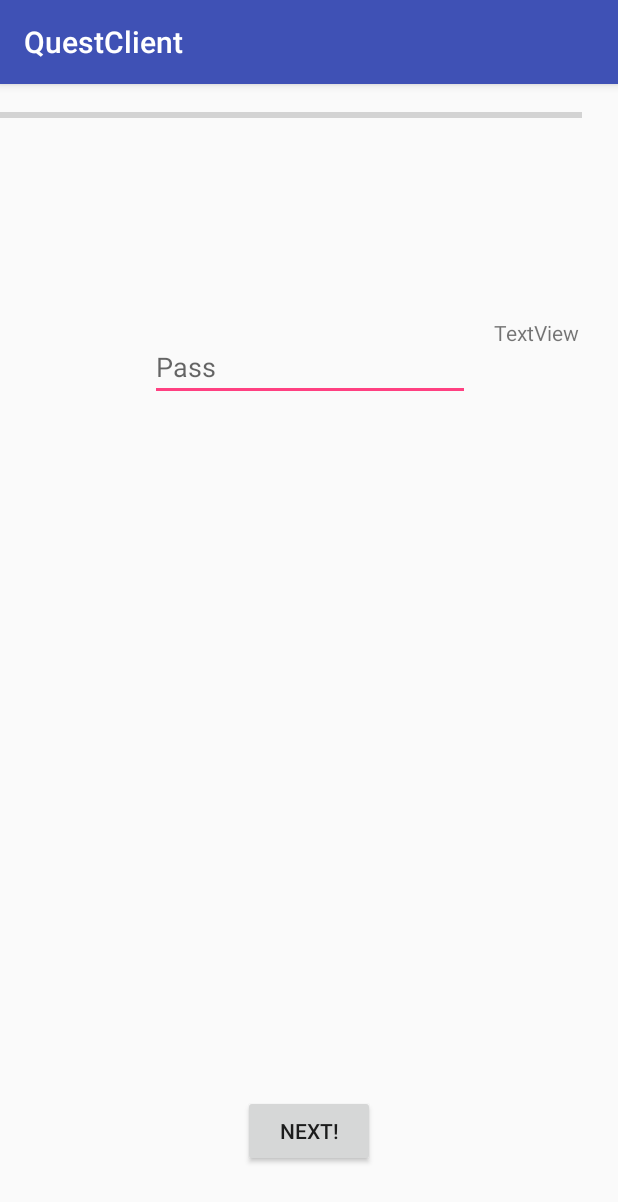
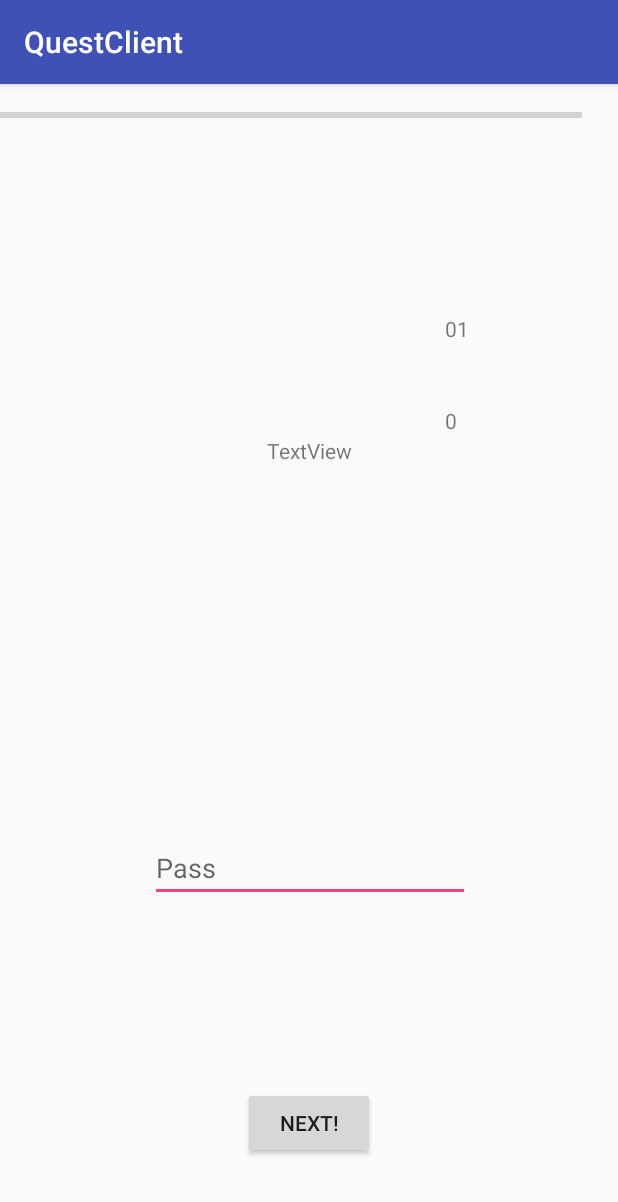
Before and after one commit to DanielUrsachi/QuestServer, an Android app: the ParticipantActivity screen opened directly, with no data from a screen before it, on a phone screen of 412 x 824 dp. Shown: the top 1202 px of the screen. Run offline under Robolectric (Android 15) with nearby library versions, the phone set to English and light mode, and no system bars; 1 statement that could not run was skipped.

Commit message:
Participant Done

```diff
--- a/Android/app/src/main/java/com/example/dan/questclient/Event.java
+++ b/Android/app/src/main/java/com/example/dan/questclient/Event.java
@@ -91,7 +91,6 @@ public class Event implements Serializable {
         return this.name;
     }
     public int getEtapa(){
-
         return this.etapa;
     }
     public int getNr(){
--- a/Android/app/src/main/java/com/example/dan/questclient/ParticipantActivity.java
+++ b/Android/app/src/main/java/com/example/dan/questclient/ParticipantActivity.java
@@ -5,6 +5,8 @@ import android.os.CountDownTimer;
 import android.support.v7.app.AppCompatActivity;
 import android.os.Bundle;
 import android.util.Log;
+import android.view.View;
+import android.widget.Button;
 import android.widget.EditText;
 
 import android.widget.ProgressBar;
@@ -17,13 +19,18 @@ import java.util.Timer;
 import java.util.Vector;
 import java.util.concurrent.ExecutionException;
 
+import static android.R.id.progress;
+
 public class ParticipantActivity extends AppCompatActivity {
     Intent intent;
     TextView clientHint;
     TextView clientNume;
-    TextView clientTimp;
+    TextView clientTime;
     TextView clientEtapa;
     EditText clientPass;
+    TextView clientNr;
+
+    Button nextButton;
     CountDownTimer c;
     public Event event;
 
@@ -37,11 +44,15 @@ public class ParticipantActivity extends AppCompatActivity {
         super.onCreate(savedInstanceState);
         setContentView(R.layout.activity_participant);
 
-        TextView clientHint = (TextView)findViewById(R.id.clientHint);
-        TextView clientNume = (TextView)findViewById(R.id.clientNume);
-        TextView clientTimp = (TextView)findViewById(R.id.clientTimp);
-        TextView clientEtapa = (TextView)findViewById(R.id.clientEtapa);
-        EditText clientPass = (EditText)findViewById(R.id.clientPass);
+        TextView clientHint = (TextView) findViewById(R.id.clientHint);
+        TextView clientNume = (TextView) findViewById(R.id.clientNume);
+        TextView clientTime = (TextView)findViewById(R.id.clientTime);
+        TextView clientEtapa = (TextView) findViewById(R.id.clientEtapa);
+        TextView clientNr = (TextView) findViewById(R.id.clientNr);
+        EditText clientPass = (EditText) findViewById(R.id.clientPass);
+
+
+        Button nextButton = (Button) findViewById(R.id.nextButton);
 
         Intent intent = getIntent();
         String name = intent.getStringExtra("name");
@@ -61,12 +72,13 @@ public class ParticipantActivity extends AppCompatActivity {
         this.event = client.getEvent();
         this.event.showEvent();
 
-        clientNume.setText(event.getName());
+        //fill fields
+        clientNume.setText(this.event.getName());
+        clientEtapa.setText(Integer.toString(this.event.getEtapa())+1);
+        clientHint.setText(this.event.getHint(1));
+        clientNr.setText(Integer.toString(this.event.getNr()));
 
-
-
-
-        mProgressBar=(ProgressBar)findViewById(R.id.progressBar);
+        mProgressBar = (ProgressBar) findViewById(R.id.progressBar);
 
 
         setTimer(this.event.getTime());
@@ -74,36 +86,90 @@ public class ParticipantActivity extends AppCompatActivity {
         mCountDownTimer.start();
 
     }
-    public void showTime(int nr){
-//        TextView clientTimp = (TextView)findViewById(R.id.clientTimp);
-//        clientTimp.setText(nr);
-    }
-    public void setTimer(final int time){
+
+
+
+    public void setTimer(final int time) {
+        final TextView clientTime = (TextView)findViewById(R.id.clientTime);;
         mProgressBar.setMax(time);
         mProgressBar.setProgress(i[0]);
-        mCountDownTimer=new CountDownTimer(time*1000,1000) {
+        mCountDownTimer = new CountDownTimer(time * 1000, 1000) {
 
             @Override
             public void onTick(long millisUntilFinished) {
-                Log.v("Log_tag", "Tick of Progress"+ i[0] + millisUntilFinished);
+                Log.v("Log_tag", "Tick of Progress" + i[0] + millisUntilFinished);
                 i[0]++;
                 mProgressBar.setProgress(i[0]);
+                clientTime.setText(Integer.toString(i[0]));
+
+
 
             }
 
             @Override
             public void onFinish() {
                 //Do what you want
-                i[0]++;
-                mProgressBar.setProgress(i[0]);
+
+                mProgressBar.setProgress(0);
                 Toast toast = Toast.makeText(getApplicationContext(), "You loose", Toast.LENGTH_SHORT);
                 toast.show();
+
             }
         };
+
+
+    }
+    public void check(){
+        EditText clientPass = (EditText) findViewById(R.id.clientPass);
+        TextView clientEtapa = (TextView) findViewById(R.id.clientEtapa);
+        TextView clientHint = (TextView) findViewById(R.id.clientHint);
+        String s = String.valueOf(clientPass.getText());
+        if(s.equals(event.getPass(event.getEtapa()+1))){
+            Toast toast = Toast.makeText(getApplicationContext(), "Corect!!!", Toast.LENGTH_SHORT);
+            toast.show();
+
+            if(event.getEtapa()<event.getNr()-1){
+                int et = event.getEtapa()+1;//0->1
+                event.setEtapa(et);
+
+                clientEtapa.setText(Integer.toString(et+1));
+                clientHint.setText(this.event.getHint(et+1));
+
+
+
+
+                mCountDownTimer.cancel();
+                setTimer(this.event.getTime());
+                i[0]=0;
+                mCountDownTimer.start();
+            }
+            else if(event.getEtapa()==event.getNr()-1){
+                toast = Toast.makeText(getApplicationContext(), "Felicitari", Toast.LENGTH_SHORT);
+
+                toast.show();
+                mCountDownTimer.cancel();
+
+            }
+
+
+
+
+
+        }
+
+
 
 
 
     }
 
 
+    public void onClick(View v) {
+
+
+
+                check();
+
+
+    }
 }
--- a/Android/app/src/main/java/com/example/dan/questclient/RoomListActivity.java
+++ b/Android/app/src/main/java/com/example/dan/questclient/RoomListActivity.java
@@ -70,8 +70,6 @@ public class RoomListActivity extends AppCompatActivity {
                 String selected  = (String) adapter.getItem(position);
                 System.out.println(selected);
 
-                Toast toast = Toast.makeText(getApplicationContext(), selected, Toast.LENGTH_SHORT);
-                toast.show();
 
                 intent.putExtra("name",selected);
                 startActivity(intent);
--- a/Android/app/src/main/res/layout/activity_participant.xml
+++ b/Android/app/src/main/res/layout/activity_participant.xml
@@ -28,9 +28,10 @@
         android:id="@+id/nextButton"
         android:layout_width="wrap_content"
         android:layout_height="wrap_content"
-        android:layout_marginBottom="46dp"
+        android:layout_marginBottom="51dp"
         android:layout_marginLeft="8dp"
         android:layout_marginRight="8dp"
+        android:onClick="onClick"
         android:text="Next!"
         app:layout_constraintBottom_toBottomOf="parent"
         app:layout_constraintLeft_toLeftOf="parent"
@@ -40,50 +41,42 @@
         android:id="@+id/clientHint"
         android:layout_width="188dp"
         android:layout_height="97dp"
-        tools:layout_editor_absoluteX="98dp"
-        tools:layout_editor_absoluteY="133dp" />
+        android:layout_marginBottom="8dp"
+        android:layout_marginLeft="8dp"
+        android:layout_marginRight="8dp"
+        android:layout_marginTop="8dp"
+        android:textAlignment="center"
+        app:layout_constraintBottom_toTopOf="@+id/nextButton"
+        app:layout_constraintLeft_toLeftOf="parent"
+        app:layout_constraintRight_toRightOf="parent"
+        app:layout_constraintTop_toTopOf="@+id/progressBar"
+        app:layout_constraintVertical_bias="0.604" />
 
     <TextView
         android:id="@+id/clientNume"
         android:layout_width="113dp"
         android:layout_height="22dp"
-        android:layout_marginLeft="26dp"
+        android:layout_marginLeft="16dp"
         android:layout_marginTop="102dp"
         android:text="TextView"
         app:layout_constraintLeft_toLeftOf="parent"
         app:layout_constraintTop_toTopOf="parent"
         app:layout_constraintBottom_toBottomOf="parent"
         android:layout_marginBottom="8dp"
-        app:layout_constraintVertical_bias="0.007" />
+        app:layout_constraintVertical_bias="0.0" />
 
     <TextView
         android:id="@+id/clientEtapa"
-        android:layout_width="wrap_content"
-        android:layout_height="wrap_content"
+        android:layout_width="99dp"
+        android:layout_height="23dp"
         android:text="TextView"
-        android:layout_marginRight="26dp"
+        android:layout_marginRight="16dp"
         app:layout_constraintRight_toRightOf="parent"
         app:layout_constraintTop_toTopOf="parent"
         android:layout_marginTop="8dp"
         app:layout_constraintBottom_toBottomOf="parent"
         android:layout_marginBottom="8dp"
-        app:layout_constraintVertical_bias="0.202" />
-
-    <TextView
-        android:id="@+id/clientTimp"
-        android:layout_width="99dp"
-        android:layout_height="52dp"
-        android:text="TextView"
-        app:layout_constraintTop_toTopOf="parent"
-        android:layout_marginTop="8dp"
-        android:layout_marginBottom="8dp"
-        app:layout_constraintBottom_toTopOf="@+id/clientHint"
-        app:layout_constraintVertical_bias="1.0"
-        android:layout_marginLeft="8dp"
-        app:layout_constraintLeft_toLeftOf="parent"
-        android:layout_marginRight="8dp"
-        app:layout_constraintRight_toRightOf="parent"
-        app:layout_constraintHorizontal_bias="0.501" />
+        app:layout_constraintVertical_bias="0.199" />
 
     <ProgressBar
         android:id="@+id/progressBar"
@@ -95,4 +88,36 @@
         app:layout_constraintTop_toTopOf="parent"
         tools:layout_editor_absoluteX="0dp"
         android:layout_marginTop="8dp" />
+
+    <TextView
+        android:id="@+id/clientTime"
+        android:layout_width="wrap_content"
+        android:layout_height="wrap_content"
+        android:layout_marginBottom="8dp"
+        android:layout_marginLeft="8dp"
+        android:layout_marginRight="8dp"
+        android:layout_marginTop="8dp"
+        android:text="TextView"
+        app:layout_constraintBottom_toTopOf="@+id/clientHint"
+        app:layout_constraintLeft_toLeftOf="parent"
+        app:layout_constraintRight_toRightOf="parent"
+        app:layout_constraintTop_toTopOf="parent"
+        app:layout_constraintVertical_bias="0.728" />
+
+    <TextView
+        android:id="@+id/clientNr"
+        android:layout_width="97dp"
+        android:layout_height="30dp"
+        android:layout_marginBottom="8dp"
+        android:layout_marginLeft="8dp"
+        android:layout_marginRight="8dp"
+        android:layout_marginTop="8dp"
+        android:text="TextView"
+        app:layout_constraintBottom_toBottomOf="parent"
+        app:layout_constraintHorizontal_bias="0.84"
+        app:layout_constraintLeft_toRightOf="@+id/clientTime"
+        app:layout_constraintRight_toRightOf="parent"
+        app:layout_constraintTop_toBottomOf="@+id/clientEtapa"
+        app:layout_constraintVertical_bias="0.055" />
+
 </android.support.constraint.ConstraintLayout>
```
